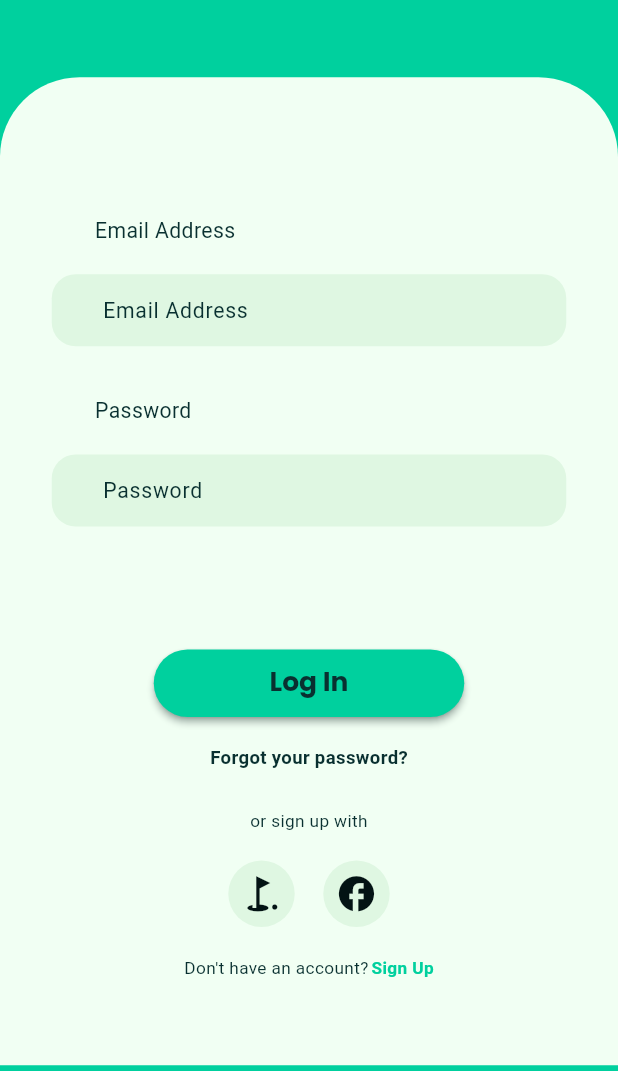
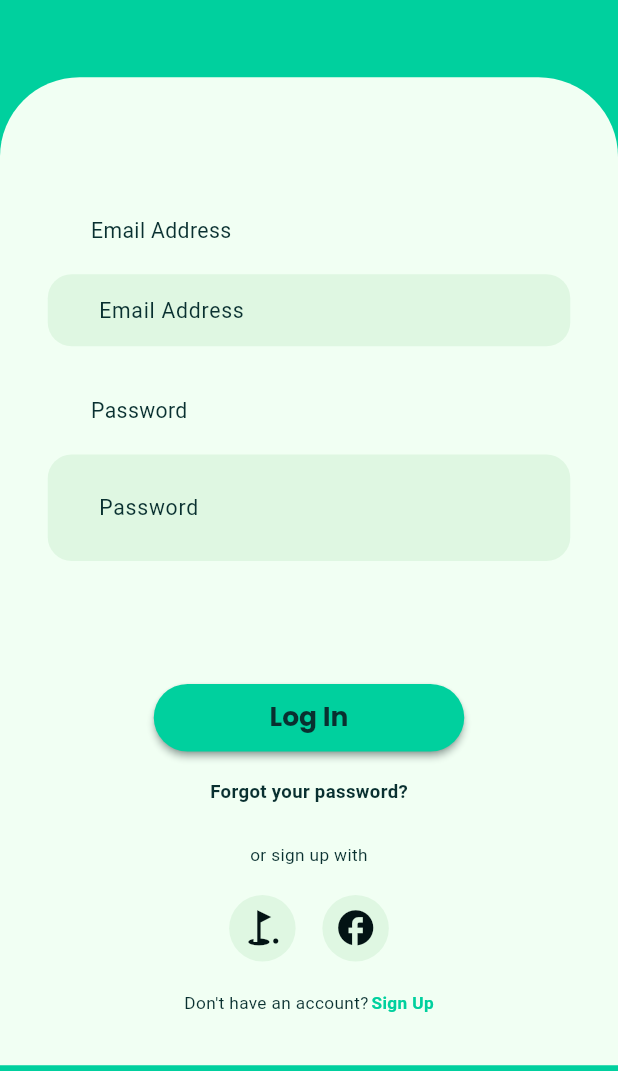
Before and after one commit to Nabin0707/SmartFinBot, a Flutter app: the LoginPage screen opened by its route, on a phone screen of 412 x 824 dp, the part 135-1206 px from its top. Run offline on Flutter 3.47's test engine with Material 3 defaults, Android fonts, the light colour scheme and no system bars; our stand-ins replace flutter_riverpod, flutter_svg, go_router, google_fonts.

```diff
--- a/lib/core/app.dart
+++ b/lib/core/app.dart
@@ -2,8 +2,8 @@ import 'package:flutter/material.dart';
 import 'package:flutter/services.dart';
 import 'package:flutter_riverpod/flutter_riverpod.dart';
 import 'package:flutterthemetest/core/router.dart';
-import 'package:flutterthemetest/tools/theme/theme.dart';
-import 'package:flutterthemetest/tools/theme/themeprovider.dart';
+//import 'package:flutterthemetest/tools/theme/theme.dart';
+//import 'package:flutterthemetest/tools/theme/themeprovider.dart';
 import 'package:flutterthemetest/tools/tools.dart';
 
 class SmartFinBot extends ConsumerWidget {
@@ -25,7 +25,7 @@ class SmartFinBot extends ConsumerWidget {
         themeMode = ThemeMode.system;
     }
 
-    WidgetsFlutterBinding.ensureInitialized();
+
 
     SystemChrome.setSystemUIOverlayStyle(
       SystemUiOverlayStyle(
--- a/lib/main.dart
+++ b/lib/main.dart
@@ -3,5 +3,6 @@ import 'package:flutter_riverpod/flutter_riverpod.dart';
 import 'package:flutterthemetest/core/app.dart';
 
 void main() async {
+  WidgetsFlutterBinding.ensureInitialized();
   runApp(ProviderScope(child: SmartFinBot()));
 }
--- a/lib/tools/constants/constants.dart
+++ b/lib/tools/constants/constants.dart
@@ -2,7 +2,7 @@ class TextConstants {
   static const String defaultText =
       "Lorem ipsum dolor sit amet, consectetur adipiscing elit. Sed do eiusmod tempor incididunt ut labore et dolore magna aliqua. Ut enim ad minim veniam, quis nostrud exercitation ullamco laboris nisi ut aliquip ex ea commodo consequat. Duis aute irure dolor in reprehenderit in voluptate velit esse cillum dolore eu fugiat nulla pariatur. Excepteur sint occaecat cupidatat non proident, sunt in culpa qui officia deserunt mollit anim id est laborum.";
   static const String welcomeText =
-      "Lorem ipsum dolor sit amet, consectetur adipiscing elit";
+      "Welcome to SmartFinBot, your personal chatBot Powered finance assistant!";
 }
 
 class LoginConstants {
@@ -17,7 +17,7 @@ class LoginConstants {
   static const String registerButton = "Sign Up";
   static const String forgotPasswordButton = "Forgot Password";
   static const String orText = "or sign up with";
-static const String registerText = "Don't have an account?";
+  static const String registerText = "Don't have an account?";
 
   static const String resetPasswordButton = "Reset Password";
   static const String emailPlaceholder = "Enter your email";
--- a/lib/view/components/input.dart
+++ b/lib/view/components/input.dart
@@ -8,6 +8,7 @@ Widget customInputField(
   required TextEditingController controller,
   bool obscureText = false,
   TextInputType keyboardType = TextInputType.text,
+  Widget? suffixIcon,
 }) {
   return TextField(
     controller: controller,
@@ -16,9 +17,12 @@ Widget customInputField(
     style: TextStyle(
       fontSize: 16.0.sp(context),
       color: AppColors.fenceGreen,
-      fontStyle: Theme.of(context).textTheme.displaySmall?.fontStyle ?? FontStyle.normal,
+      fontStyle:
+          Theme.of(context).textTheme.displaySmall?.fontStyle ??
+          FontStyle.normal,
     ),
     decoration: InputDecoration(
+      suffix: suffixIcon,
       labelText: label,
       focusColor: AppColors.lightBlue,
       fillColor: AppColors.lightGreen, // 🌿 Always light green background
@@ -27,7 +31,9 @@ Widget customInputField(
         fontSize: 16.0.sp(context),
         color: AppColors.fenceGreen,
         backgroundColor: AppColors.lightGreen,
-        fontStyle: Theme.of(context).textTheme.displaySmall?.fontStyle ?? FontStyle.normal,
+        fontStyle:
+            Theme.of(context).textTheme.displaySmall?.fontStyle ??
+            FontStyle.normal,
       ),
       border: OutlineInputBorder(
         borderRadius: BorderRadius.circular(18.0.sp(context)),
--- a/lib/view/features/login/presentation/pages/login_page.dart
+++ b/lib/view/features/login/presentation/pages/login_page.dart
@@ -7,14 +7,12 @@ class LoginPage extends StatelessWidget {
 
   @override
   Widget build(BuildContext context) {
-
     return Scaffold(
       backgroundColor: Theme.of(context).colorScheme.primary,
       body: SafeArea(
-        child: SingleChildScrollView(
         child: Column(
           children: [
-              // Top 30% Container
+            // Top Container - Fixed size
             Container(
               height: 160.0.h(context),
               width: double.infinity,
@@ -33,9 +31,13 @@ class LoginPage extends StatelessWidget {
               ),
             ),
 
-              BottomContainerLogin(), // Bottom fixed inside scroll
+            // Bottom Container - Takes remaining space and scrollable
+            Expanded(
+              child: SingleChildScrollView(
+                child: BottomContainerLogin(children: BottomColumn()),
+              ),
+            ),
           ],
-          ),
         ),
       ),
     );
--- a/lib/view/features/login/presentation/pages/login_start_page.dart
+++ b/lib/view/features/login/presentation/pages/login_start_page.dart
@@ -3,8 +3,10 @@ import 'package:flutter_riverpod/flutter_riverpod.dart';
 import 'package:flutter_svg/flutter_svg.dart';
 import 'package:flutterthemetest/tools/constants/color.dart';
 import 'package:flutterthemetest/tools/constants/constants.dart';
+//import 'package:flutterthemetest/tools/theme/gradient_theme.dart';
 import 'package:flutterthemetest/tools/widgets/theme_toggle.dart';
 import 'package:flutterthemetest/view/components/button.dart';
+//import 'package:flutterthemetest/view/components/gradiant_button.dart';
 import 'package:flutterthemetest/view/components/linklabel.dart';
 import 'package:flutterthemetest/tools/extensions/size_extension.dart';
 import 'package:go_router/go_router.dart';
@@ -83,7 +85,6 @@ class LoginStartPage extends ConsumerWidget {
                       () {
                         // Handle register action
                       },
-                      secondary: true,
                     ),
                     SizedBox(height: 12.0.h(context)),
                     buildLinkLabel(
--- a/lib/view/features/login/presentation/widgets/bottom_container_login_widget.dart
+++ b/lib/view/features/login/presentation/widgets/bottom_container_login_widget.dart
@@ -7,12 +7,13 @@ import 'package:flutterthemetest/view/features/login/presentation/widgets/input_
 import 'package:go_router/go_router.dart';
 
 class BottomContainerLogin extends StatelessWidget {
-  const BottomContainerLogin({super.key});
+  const BottomContainerLogin({super.key, required this.children});
+  final Widget children;
 
   @override
   Widget build(BuildContext context) {
     return Container(
-      height: 745.0.h(context),
+      height: 745.0.sp(context),
       decoration: BoxDecoration(
         color: Theme.of(context).colorScheme.primaryContainer,
         borderRadius: BorderRadius.only(
@@ -21,11 +22,152 @@ class BottomContainerLogin extends StatelessWidget {
         ),
       ),
       padding: EdgeInsets.only(
-        top: 90.0.h(context),
-        left: 36.0.w(context),
-        right: 36.0.w(context),
+        top: 90.0.sp(context),
+        left: 36.0.sp(context),
+        right: 36.0.sp(context),
       ),
-      child: Column(
+      // You need to provide a child widget here. Replace 'Bottom_column()' or any other widget as needed.
+      child: children,
+    );
+  }
+}
+
+class BottomColumn extends StatefulWidget {
+  const BottomColumn({super.key});
+
+  @override
+  BottomColumnState createState() => BottomColumnState();
+}
+
+class BottomColumnState extends State<BottomColumn> {
+  bool isvisible = true;
+  final TextEditingController emailController = TextEditingController();
+  final TextEditingController passwordController = TextEditingController();
+  @override
+  void dispose() {
+    emailController.dispose();
+    passwordController.dispose();
+    super.dispose();
+  }
+
+  @override
+  Widget build(BuildContext context) {
+    return Column(
+      crossAxisAlignment: CrossAxisAlignment.center,
+      mainAxisSize: MainAxisSize.min,
+      children: [
+        buildInputLabel(context, LoginConstants.emailLabel),
+        SizedBox(height: 8.0.sp(context)),
+        customInputField(
+          context,
+          label: LoginConstants.emailLabel,
+          controller: TextEditingController(),
+        ),
+        SizedBox(height: 23.0.sp(context)),
+        buildInputLabel(context, LoginConstants.passwordLabel),
+        SizedBox(height: 8.0.sp(context)),
+        customInputField(
+          context,
+          label: LoginConstants.passwordLabel,
+          controller: passwordController,
+          obscureText: isvisible,
+          suffixIcon: IconButton(
+            onPressed: () {
+              setState(() {
+                isvisible = !isvisible;
+              });
+            },
+            icon: Icon(Icons.visibility_off),
+          ),
+        ),
+        SizedBox(height: 91.0.sp(context)),
+        buildCustomButton(context, LoginConstants.loginButton, () {
+          // Handle login action
+          context.go("/login");
+        }),
+        SizedBox(height: 19.0.sp(context)),
+        buildLinkLabel(context, LoginConstants.forgotPasswordText, () {
+          // Handle forgot password action
+        }),
+        SizedBox(height: 28.0.sp(context)),
+        Text(
+          LoginConstants.orText,
+          textAlign: TextAlign.center,
+          style: TextStyle(
+            fontSize: 13.0.sp(context),
+            color: Theme.of(context).colorScheme.tertiary,
+            fontStyle: Theme.of(context).textTheme.displaySmall?.fontStyle,
+          ),
+        ),
+        SizedBox(height: 19.0.sp(context)),
+        Row(
+          mainAxisAlignment: MainAxisAlignment.center,
+          children: [
+            IconButton(
+              onPressed: () {},
+              icon: Icon(Icons.golf_course),
+              style: IconButton.styleFrom(
+                backgroundColor: Theme.of(context).colorScheme.secondary,
+                iconSize: 32.0.sp(context),
+              ),
+              alignment: Alignment.center,
+            ),
+            SizedBox(width: 16.0.sp(context)),
+            IconButton(
+              onPressed: () {},
+              icon: Icon(Icons.facebook),
+              style: IconButton.styleFrom(
+                backgroundColor: Theme.of(context).colorScheme.secondary,
+                iconSize: 32.0.sp(context),
+              ),
+              alignment: Alignment.center,
+            ),
+          ],
+        ),
+        SizedBox(height: 20.0.sp(context)),
+        Row(
+          crossAxisAlignment: CrossAxisAlignment.center,
+          mainAxisAlignment: MainAxisAlignment.center,
+          children: [
+            Text(
+              LoginConstants.registerText,
+              textAlign: TextAlign.center,
+              style: TextStyle(
+                fontSize: 13.0.sp(context),
+                color: Theme.of(context).colorScheme.tertiary,
+                fontStyle: Theme.of(context).textTheme.displaySmall?.fontStyle,
+              ),
+            ),
+            SizedBox(width: 2.0.sp(context)),
+            GestureDetector(
+              onTap: () {
+                // Handle register action
+              },
+              child: Text(
+                LoginConstants.registerButton,
+                style: TextStyle(
+                  fontSize: 13.0.sp(context),
+                  color: AppColors.caribbeanGreen,
+                  fontWeight: FontWeight.bold,
+                  fontStyle: Theme.of(
+                    context,
+                  ).textTheme.displaySmall?.fontStyle,
+                ),
+              ),
+            ),
+          ],
+        ),
+      ],
+    );
+  }
+}
+
+class BottomColumn1 extends StatelessWidget {
+  const BottomColumn1({super.key});
+
+  @override
+  Widget build(BuildContext context) {
+    return Column(
       crossAxisAlignment: CrossAxisAlignment.center,
       mainAxisSize: MainAxisSize.min,
       children: [
@@ -46,7 +188,7 @@ class BottomContainerLogin extends StatelessWidget {
           obscureText: true,
         ),
         SizedBox(height: 91.0.h(context)),
-          buildCustomButton(context, LoginConstants.loginButton, () {
+        buildCustomButton(context, LoginConstants.registerButton, () {
           // Handle login action
           context.go("/login");
         }),
@@ -100,9 +242,7 @@ class BottomContainerLogin extends StatelessWidget {
               style: TextStyle(
                 fontSize: 13.0.sp(context),
                 color: Theme.of(context).colorScheme.tertiary,
-                  fontStyle: Theme.of(
-                    context,
-                  ).textTheme.displaySmall?.fontStyle,
+                fontStyle: Theme.of(context).textTheme.displaySmall?.fontStyle,
               ),
             ),
             SizedBox(width: 2.0.sp(context)),
@@ -125,7 +265,6 @@ class BottomContainerLogin extends StatelessWidget {
           ],
         ),
       ],
-      ),
     );
   }
 }
```
Also changed, not shown: lib/core/router.dart (+6 -12 lines), lib/tools/theme/gradient_theme.dart (added, +236 -0 lines), lib/view/components/gradiant_button.dart (added, +46 -0 lines), lib/assets/svgs/loginanalytics.svg (renamed from lib/assests/svgs/loginanalytics.svg). Lines whose indentation alone changed are shown as unchanged.
